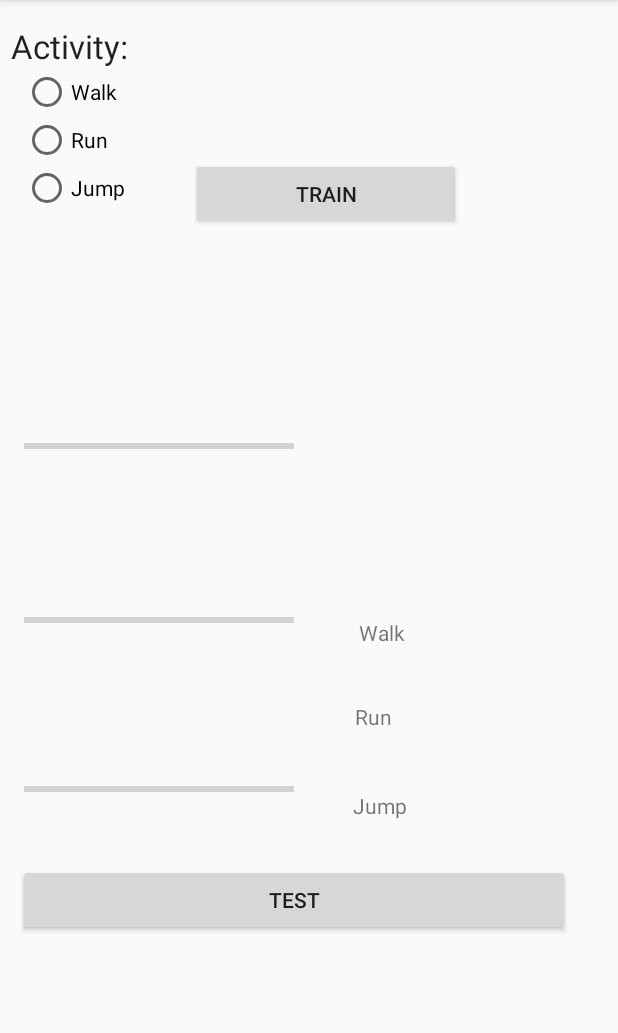
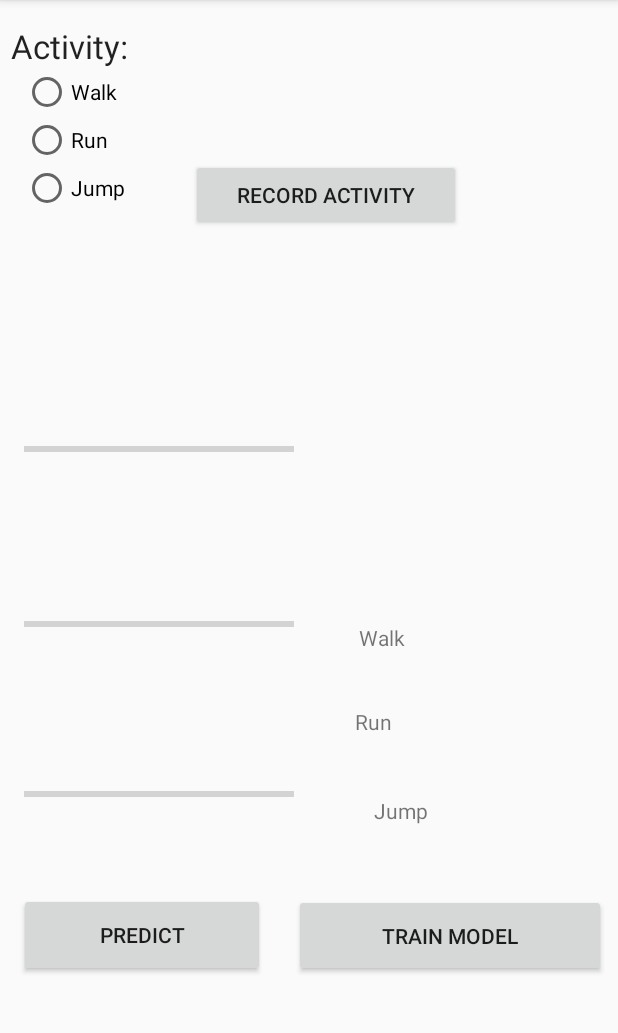
Before and after one commit to kushalbhatt/CSE535_Mobile_Computing, an Android app: the screen it shows after launch (MainActivity), on a phone screen of 412 x 824 dp, the part 84-1117 px from its top. Run offline under Robolectric (Android 15) with nearby library versions, the phone set to English and light mode, and no system bars; 2 statements that could not run were skipped.

Commit message:
Ashni's matrix is passed into the train() method in MainActivity which is then converted to data matrix X and target vector Y and then passed to the C++ function SVM_train(X, Y) after X is linearized into 1D array.

```diff
--- a/Group17Assignment3/app/src/main/res/layout/activity_main.xml
+++ b/Group17Assignment3/app/src/main/res/layout/activity_main.xml
@@ -90,7 +90,7 @@
         android:layout_width="180dp"
         android:layout_height="wrap_content"
         android:layout_marginBottom="40dp"
-        android:text="Train"
+        android:text="Record Activity"
         app:layout_constraintBottom_toTopOf="@+id/progressBarWalk"
         app:layout_constraintEnd_toEndOf="parent"
         app:layout_constraintEnd_toStartOf="@+id/walk"
@@ -129,22 +129,27 @@
         android:id="@+id/jump"
         android:layout_width="138dp"
         android:layout_height="21dp"
-        android:layout_marginBottom="219dp"
+        android:layout_marginBottom="216dp"
         android:text="Jump"
         app:layout_constraintBottom_toBottomOf="parent"
         app:layout_constraintEnd_toEndOf="parent"
-        app:layout_constraintHorizontal_bias="0.5"
+        app:layout_constraintHorizontal_bias="0.68"
         app:layout_constraintStart_toEndOf="@+id/progressBarJump" />
 
     <Button
         android:id="@+id/test_button"
-        android:layout_width="368dp"
-        android:layout_height="wrap_content"
-        android:layout_marginTop="27dp"
-        android:text="Test"
-        app:layout_constraintEnd_toEndOf="@+id/progressBarJump"
+        android:layout_width="0dp"
+        android:layout_height="55dp"
+        android:layout_marginBottom="8dp"
+        android:layout_marginEnd="8dp"
+        android:layout_marginTop="24dp"
+        android:text="Train Model"
+        app:layout_constraintBottom_toBottomOf="parent"
+        app:layout_constraintEnd_toEndOf="parent"
+        app:layout_constraintHorizontal_bias="0.0"
         app:layout_constraintStart_toEndOf="@+id/progressBarJump"
-        app:layout_constraintTop_toBottomOf="@+id/jump" />
+        app:layout_constraintTop_toBottomOf="@+id/jump"
+        app:layout_constraintVertical_bias="0.155" />
 
     <android.support.constraint.Guideline
         android:id="@+id/guideline"
@@ -160,4 +165,20 @@
         tools:layout_editor_absoluteX="163dp"
         tools:layout_editor_absoluteY="401dp" />
 
+    <Button
+        android:id="@+id/predict_button"
+        android:layout_width="164dp"
+        android:layout_height="56dp"
+        android:layout_marginBottom="8dp"
+        android:layout_marginEnd="8dp"
+        android:layout_marginStart="8dp"
+        android:layout_marginTop="8dp"
+        android:text="Predict"
+        app:layout_constraintBottom_toBottomOf="parent"
+        app:layout_constraintEnd_toStartOf="@+id/test_button"
+        app:layout_constraintHorizontal_bias="0.275"
+        app:layout_constraintStart_toStartOf="parent"
+        app:layout_constraintTop_toBottomOf="@+id/progressBarJump"
+        app:layout_constraintVertical_bias="0.234" />
+
 </android.support.constraint.ConstraintLayout>
```
Also changed, not shown: Group17Assignment3/app/src/main/java/com/example/racheldedinsky/group17assignment3/MainActivity.java (+46 -14 lines), 10 other files.
